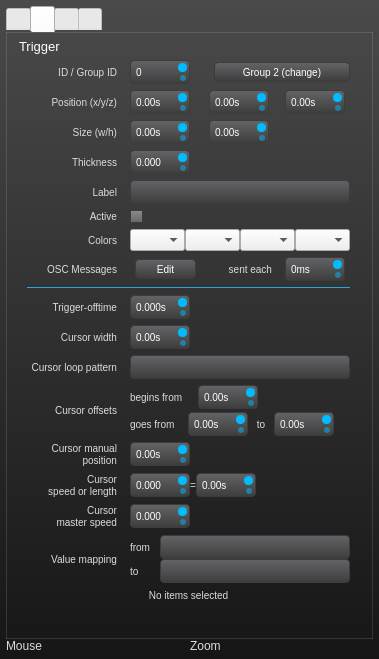
Old version of the form uiinspector.ui in the repository buzzinglight/IanniX.
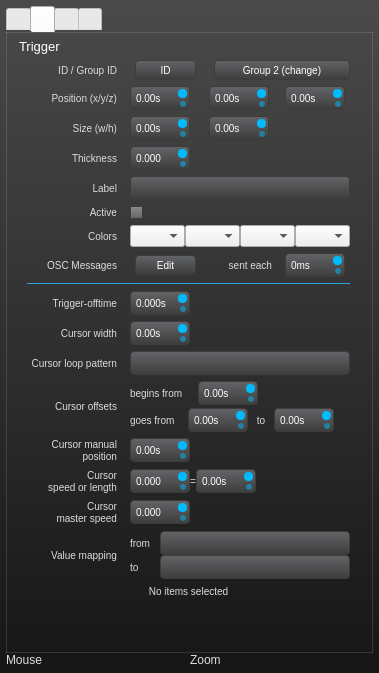
New version of the form. The open tabs and pages were chosen to show the change. Icons and pictures are not drawn.

```diff
--- a/uiinspector.ui
+++ b/uiinspector.ui
@@ -7,7 +7,7 @@
     <x>0</x>
     <y>0</y>
     <width>379</width>
-    <height>659</height>
+    <height>673</height>
    </rect>
   </property>
   <property name="windowTitle">
@@ -319,32 +319,7 @@
               </property>
              </widget>
             </item>
-            <item row="0" column="1">
-             <widget class="QSpinBox" name="IDSpin">
-              <property name="minimumSize">
-               <size>
-                <width>60</width>
-                <height>0</height>
-               </size>
-              </property>
-              <property name="maximumSize">
-               <size>
-                <width>60</width>
-                <height>16777215</height>
-               </size>
-              </property>
-              <property name="styleSheet">
-               <string notr="true"/>
-              </property>
-              <property name="maximum">
-               <number>65535</number>
-              </property>
-              <property name="value">
-               <number>0</number>
-              </property>
-             </widget>
-            </item>
-            <item row="1" column="0">
+            <item row="2" column="0">
              <widget class="QLabel" name="positionLabel">
               <property name="minimumSize">
                <size>
@@ -369,7 +344,7 @@
               </property>
              </widget>
             </item>
-            <item row="1" column="1">
+            <item row="2" column="1">
              <widget class="QDoubleSpinBox" name="positionX">
               <property name="minimumSize">
                <size>
@@ -400,7 +375,7 @@
               </property>
              </widget>
             </item>
-            <item row="1" column="2">
+            <item row="2" column="2">
              <widget class="QDoubleSpinBox" name="positionY">
               <property name="minimumSize">
                <size>
@@ -431,7 +406,7 @@
               </property>
              </widget>
             </item>
-            <item row="1" column="3">
+            <item row="2" column="3">
              <widget class="QDoubleSpinBox" name="positionZ">
               <property name="minimumSize">
                <size>
@@ -462,7 +437,7 @@
               </property>
              </widget>
             </item>
-            <item row="2" column="0">
+            <item row="3" column="0">
              <widget class="QLabel" name="sizeLabel">
               <property name="minimumSize">
                <size>
@@ -487,7 +462,7 @@
               </property>
              </widget>
             </item>
-            <item row="2" column="1">
+            <item row="3" column="1">
              <widget class="QDoubleSpinBox" name="sizeWSpin">
               <property name="minimumSize">
                <size>
@@ -518,7 +493,7 @@
               </property>
              </widget>
             </item>
-            <item row="2" column="2">
+            <item row="3" column="2">
              <widget class="QDoubleSpinBox" name="sizeHSpin">
               <property name="minimumSize">
                <size>
@@ -549,7 +524,7 @@
               </property>
              </widget>
             </item>
-            <item row="11" column="0">
+            <item row="12" column="0">
              <widget class="QLabel" name="widthLabel">
               <property name="minimumSize">
                <size>
@@ -574,7 +549,7 @@
               </property>
              </widget>
             </item>
-            <item row="11" column="1">
+            <item row="12" column="1">
              <widget class="QDoubleSpinBox" name="widthSpin">
               <property name="minimumSize">
                <size>
@@ -602,7 +577,7 @@
               </property>
              </widget>
             </item>
-            <item row="12" column="0">
+            <item row="13" column="0">
              <widget class="QLabel" name="patternLabel">
               <property name="minimumSize">
                <size>
@@ -627,7 +602,7 @@
               </property>
              </widget>
             </item>
-            <item row="12" column="1" colspan="3">
+            <item row="13" column="1" colspan="3">
              <widget class="QLineEdit" name="patternLine">
               <property name="toolTip">
                <string>Type values separated by spaces</string>
@@ -637,7 +612,7 @@
               </property>
              </widget>
             </item>
-            <item row="13" column="0">
+            <item row="14" column="0">
              <widget class="QLabel" name="offsetLabel">
               <property name="minimumSize">
                <size>
@@ -662,7 +637,7 @@
               </property>
              </widget>
             </item>
-            <item row="13" column="1" colspan="3">
+            <item row="14" column="1" colspan="3">
              <layout class="QVBoxLayout" name="offsetLayout">
               <property name="spacing">
                <number>3</number>
@@ -844,7 +819,7 @@
               </item>
              </layout>
             </item>
-            <item row="14" column="0">
+            <item row="15" column="0">
              <widget class="QLabel" name="posLabel">
               <property name="minimumSize">
                <size>
@@ -869,7 +844,7 @@
               </property>
              </widget>
             </item>
-            <item row="14" column="1">
+            <item row="15" column="1">
              <widget class="QDoubleSpinBox" name="posSpin">
               <property name="minimumSize">
                <size>
@@ -900,7 +875,7 @@
               </property>
              </widget>
             </item>
-            <item row="15" column="0">
+            <item row="16" column="0">
              <widget class="QLabel" name="cursorSpeedLabel">
               <property name="minimumSize">
                <size>
@@ -926,7 +901,7 @@
               </property>
              </widget>
             </item>
-            <item row="15" column="1" colspan="3">
+            <item row="16" column="1" colspan="3">
              <layout class="QHBoxLayout" name="cursorSpeedLayout">
               <item>
                <widget class="QDoubleSpinBox" name="speedSpin">
@@ -1009,7 +984,7 @@
               </item>
              </layout>
             </item>
-            <item row="16" column="0">
+            <item row="17" column="0">
              <widget class="QLabel" name="speedFLabel">
               <property name="minimumSize">
                <size>
@@ -1035,7 +1010,7 @@
               </property>
              </widget>
             </item>
-            <item row="16" column="1">
+            <item row="17" column="1">
              <widget class="QDoubleSpinBox" name="speedFSpin">
               <property name="minimumSize">
                <size>
@@ -1063,7 +1038,7 @@
               </property>
              </widget>
             </item>
-            <item row="17" column="0">
+            <item row="18" column="0">
              <widget class="QLabel" name="cursorBoundsLabel">
               <property name="minimumSize">
                <size>
@@ -1088,7 +1063,7 @@
               </property>
              </widget>
             </item>
-            <item row="17" column="1" colspan="3">
+            <item row="18" column="1" colspan="3">
              <layout class="QGridLayout" name="cursorBoundsLayout">
               <property name="spacing">
                <number>0</number>
@@ -1153,7 +1128,7 @@
               </item>
              </layout>
             </item>
-            <item row="23" column="0" colspan="4">
+            <item row="24" column="0" colspan="4">
              <widget class="QLabel" name="labelSelection">
               <property name="text">
                <string>No items selected</string>
@@ -1179,7 +1154,7 @@
               </property>
              </widget>
             </item>
-            <item row="8" column="0" colspan="4">
+            <item row="9" column="0" colspan="4">
              <widget class="QLabel" name="separator1">
               <property name="minimumSize">
                <size>
@@ -1201,7 +1176,7 @@
               </property>
              </widget>
             </item>
-            <item row="10" column="0">
+            <item row="11" column="0">
              <widget class="QLabel" name="triggerOffLabel">
               <property name="minimumSize">
                <size>
@@ -1226,7 +1201,7 @@
               </property>
              </widget>
             </item>
-            <item row="10" column="1">
+            <item row="11" column="1">
              <widget class="QDoubleSpinBox" name="triggerOffSpin">
               <property name="minimumSize">
                <size>
@@ -1254,7 +1229,7 @@
               </property>
              </widget>
             </item>
-            <item row="4" column="0">
+            <item row="5" column="0">
              <widget class="QLabel" name="labelLabel">
               <property name="minimumSize">
                <size>
@@ -1279,14 +1254,14 @@
               </property>
              </widget>
             </item>
-            <item row="4" column="1" colspan="3">
+            <item row="5" column="1" colspan="3">
              <widget class="QLineEdit" name="labelLine">
               <property name="text">
                <string/>
               </property>
              </widget>
             </item>
-            <item row="5" column="0">
+            <item row="6" column="0">
              <widget class="QLabel" name="activityLabel">
               <property name="minimumSize">
                <size>
@@ -1311,14 +1286,14 @@
               </property>
              </widget>
             </item>
-            <item row="5" column="1">
+            <item row="6" column="1">
              <widget class="QCheckBox" name="activityCheck">
               <property name="text">
                <string/>
               </property>
              </widget>
             </item>
-            <item row="7" column="1">
+            <item row="8" column="1">
              <widget class="QPushButton" name="messagesButton">
               <property name="minimumSize">
                <size>
@@ -1331,7 +1306,7 @@
               </property>
              </widget>
             </item>
-            <item row="7" column="0">
+            <item row="8" column="0">
              <widget class="QLabel" name="messagesLabel">
               <property name="minimumSize">
                <size>
@@ -1356,7 +1331,7 @@
               </property>
              </widget>
             </item>
-            <item row="6" column="0">
+            <item row="7" column="0">
              <widget class="QLabel" name="colorLabel">
               <property name="minimumSize">
                <size>
@@ -1381,7 +1356,7 @@
               </property>
              </widget>
             </item>
-            <item row="6" column="1" colspan="3">
+            <item row="7" column="1" colspan="3">
              <layout class="QHBoxLayout" name="horizontalLayout_5">
               <item>
                <widget class="QComboBox" name="colorCombo1">
@@ -1461,7 +1436,7 @@
               </item>
              </layout>
             </item>
-            <item row="24" column="0">
+            <item row="25" column="0">
              <spacer name="verticalSpacer">
               <property name="orientation">
                <enum>Qt::Vertical</enum>
@@ -1474,7 +1449,7 @@
               </property>
              </spacer>
             </item>
-            <item row="3" column="0">
+            <item row="4" column="0">
              <widget class="QLabel" name="sizeLabel2">
               <property name="minimumSize">
                <size>
@@ -1499,7 +1474,7 @@
               </property>
              </widget>
             </item>
-            <item row="3" column="1">
+            <item row="4" column="1">
              <widget class="QDoubleSpinBox" name="sizeSpin">
               <property name="minimumSize">
                <size>
@@ -1530,7 +1505,7 @@
               </property>
              </widget>
             </item>
-            <item row="7" column="3">
+            <item row="8" column="3">
              <widget class="QDoubleSpinBox" name="messagesSpin">
               <property name="minimumSize">
                <size>
@@ -1561,7 +1536,7 @@
               </property>
              </widget>
             </item>
-            <item row="7" column="2">
+            <item row="8" column="2">
              <widget class="QLabel" name="messagesLabel2">
               <property name="text">
                <string>sent each</string>
@@ -1574,6 +1549,22 @@
               </property>
              </widget>
             </item>
+            <item row="0" column="1">
+             <widget class="QPushButton" name="newIdButton">
+              <property name="minimumSize">
+               <size>
+                <width>0</width>
+                <height>20</height>
+               </size>
+              </property>
+              <property name="toolTip">
+               <string>Click to change ID</string>
+              </property>
+              <property name="text">
+               <string>ID</string>
+              </property>
+             </widget>
+            </item>
            </layout>
           </item>
          </layout>
```
Left out of the diff: 279 changed lines with no effect on the pictures.
